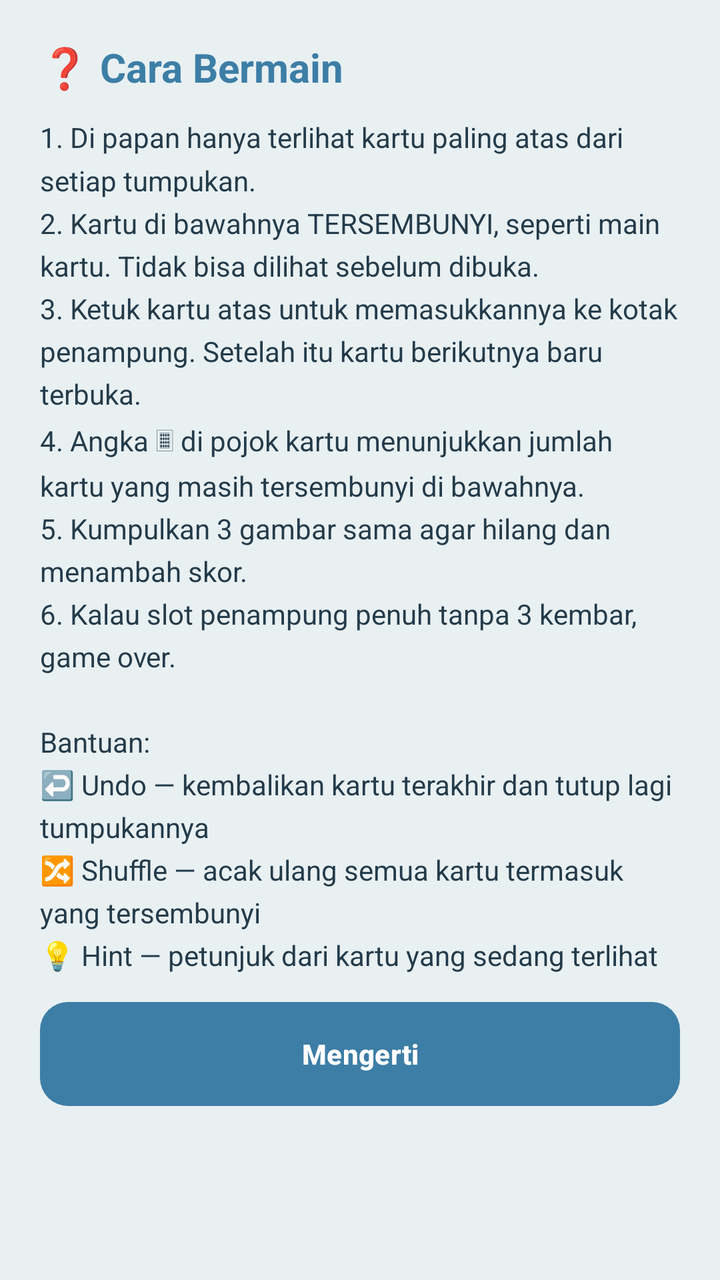
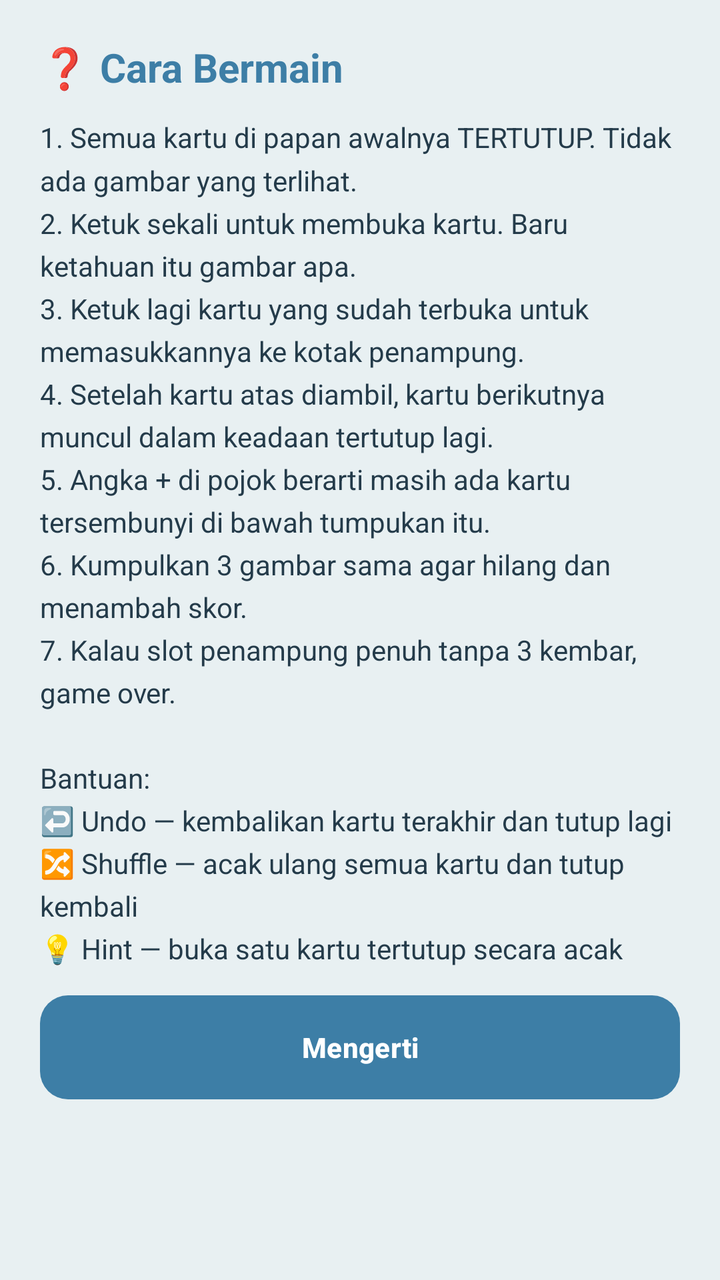

An Android layout rendered at two revisions. The XML below is the earlier revision; the diff shows what the commit changed to produce the second picture.
<!-- AndroidManifest.xml: application theme Theme.MatchTriplePro -->
<!-- res/layout/dialog_help.xml -->
<?xml version="1.0" encoding="utf-8"?>
<ScrollView xmlns:android="http://schemas.android.com/apk/res/android"
    android:layout_width="match_parent"
    android:layout_height="wrap_content">

    <LinearLayout
        android:layout_width="match_parent"
        android:layout_height="wrap_content"
        android:orientation="vertical"
        android:padding="20dp">

        <TextView
            android:layout_width="wrap_content"
            android:layout_height="wrap_content"
            android:text="❓ Cara Bermain"
            android:textColor="@color/primary"
            android:textSize="20sp"
            android:textStyle="bold"
            android:layout_marginBottom="12dp"/>

        <TextView
            android:layout_width="match_parent"
            android:layout_height="wrap_content"
            android:text="1. Di papan hanya terlihat kartu paling atas dari setiap tumpukan.&#10;2. Kartu di bawahnya TERSEMBUNYI, seperti main kartu. Tidak bisa dilihat sebelum dibuka.&#10;3. Ketuk kartu atas untuk memasukkannya ke kotak penampung. Setelah itu kartu berikutnya baru terbuka.&#10;4. Angka 🂠 di pojok kartu menunjukkan jumlah kartu yang masih tersembunyi di bawahnya.&#10;5. Kumpulkan 3 gambar sama agar hilang dan menambah skor.&#10;6. Kalau slot penampung penuh tanpa 3 kembar, game over.&#10;&#10;Bantuan:&#10;↩️ Undo — kembalikan kartu terakhir dan tutup lagi tumpukannya&#10;🔀 Shuffle — acak ulang semua kartu termasuk yang tersembunyi&#10;💡 Hint — petunjuk dari kartu yang sedang terlihat"
            android:textColor="@color/text"
            android:lineSpacingMultiplier="1.3"/>

        <Button
            android:id="@+id/btnUnderstand"
            android:layout_width="match_parent"
            android:layout_height="52dp"
            android:layout_marginTop="14dp"
            android:background="@drawable/bg_button_primary"
            android:text="@string/understand"
            android:textColor="#FFFFFF"
            android:textStyle="bold"
            android:stateListAnimator="@null"/>
    </LinearLayout>
</ScrollView>
<!-- resources referenced by this layout -->
<resources>
  <color name="primary">#3D7EA6</color>
  <color name="text">#243B4A</color>
  <!-- drawable bg_button_primary (drawable) -->
  <?xml version="1.0" encoding="utf-8"?>
  <shape xmlns:android="http://schemas.android.com/apk/res/android" android:shape="rectangle">
      <solid android:color="@color/primary"/>
      <corners android:radius="14dp"/>
  </shape>
  <string name="understand">Mengerti</string>
  <style name="Theme.MatchTriplePro" parent="Theme.Material3.Light.NoActionBar">
          <item name="android:statusBarColor">@color/bg</item>
          <item name="android:windowLightStatusBar">true</item>
          <item name="android:navigationBarColor">@color/bg</item>
          <item name="android:windowBackground">@color/bg</item>
          <item name="colorPrimary">@color/primary</item>
          <item name="colorOnPrimary">#FFFFFF</item>
      </style>
  <color name="bg">#E8F0F2</color>
</resources>

<!-- the commit's change to res/layout/dialog_help.xml (unified diff, before → after) -->
@@ -21,7 +21,7 @@
         <TextView
             android:layout_width="match_parent"
             android:layout_height="wrap_content"
-            android:text="1. Di papan hanya terlihat kartu paling atas dari setiap tumpukan.&#10;2. Kartu di bawahnya TERSEMBUNYI, seperti main kartu. Tidak bisa dilihat sebelum dibuka.&#10;3. Ketuk kartu atas untuk memasukkannya ke kotak penampung. Setelah itu kartu berikutnya baru terbuka.&#10;4. Angka 🂠 di pojok kartu menunjukkan jumlah kartu yang masih tersembunyi di bawahnya.&#10;5. Kumpulkan 3 gambar sama agar hilang dan menambah skor.&#10;6. Kalau slot penampung penuh tanpa 3 kembar, game over.&#10;&#10;Bantuan:&#10;↩️ Undo — kembalikan kartu terakhir dan tutup lagi tumpukannya&#10;🔀 Shuffle — acak ulang semua kartu termasuk yang tersembunyi&#10;💡 Hint — petunjuk dari kartu yang sedang terlihat"
+            android:text="1. Semua kartu di papan awalnya TERTUTUP. Tidak ada gambar yang terlihat.&#10;2. Ketuk sekali untuk membuka kartu. Baru ketahuan itu gambar apa.&#10;3. Ketuk lagi kartu yang sudah terbuka untuk memasukkannya ke kotak penampung.&#10;4. Setelah kartu atas diambil, kartu berikutnya muncul dalam keadaan tertutup lagi.&#10;5. Angka + di pojok berarti masih ada kartu tersembunyi di bawah tumpukan itu.&#10;6. Kumpulkan 3 gambar sama agar hilang dan menambah skor.&#10;7. Kalau slot penampung penuh tanpa 3 kembar, game over.&#10;&#10;Bantuan:&#10;↩️ Undo — kembalikan kartu terakhir dan tutup lagi&#10;🔀 Shuffle — acak ulang semua kartu dan tutup kembali&#10;💡 Hint — buka satu kartu tertutup secara acak"
             android:textColor="@color/text"
             android:lineSpacingMultiplier="1.3"/>
 
